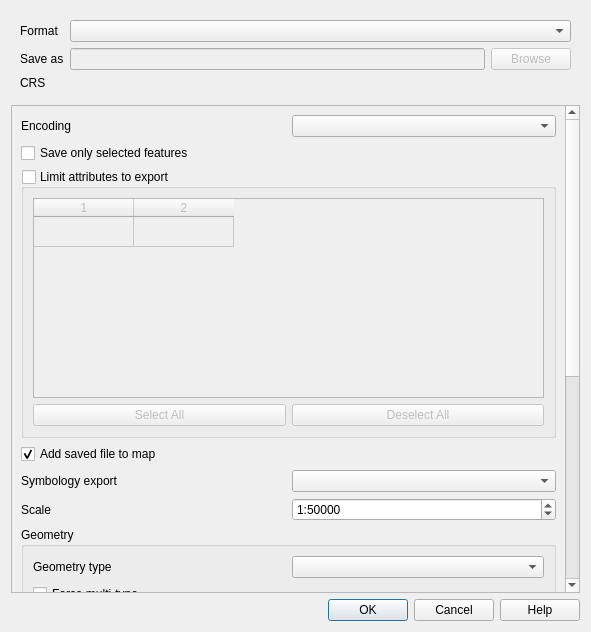
qgis/QGIS, file src/ui/qgsvectorlayersaveasdialogbase.ui: the form before one commit.
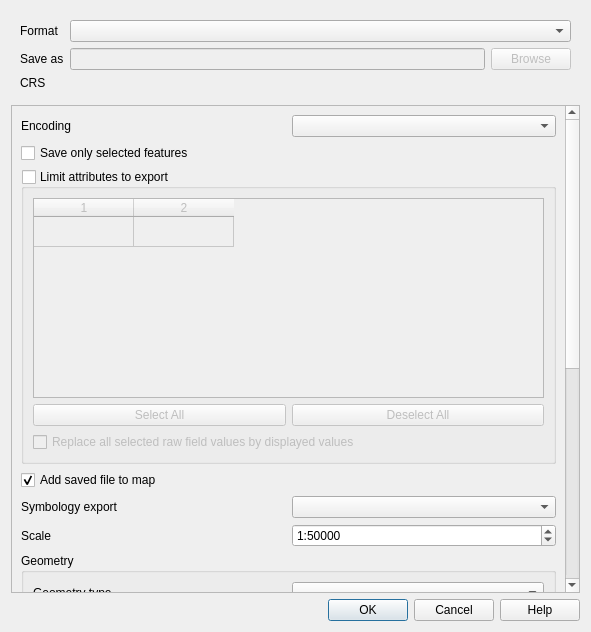
The form after the commit. Custom widgets are drawn as their Qt base class.

Commit message: QgsVectorLayerSaveAsDialog: add checkboxes to decide which fields should be exported with their displayed values, and bind it in QgisApp with QgsVectorFileWriter

Patch:
```diff
--- a/src/ui/qgsvectorlayersaveasdialogbase.ui
+++ b/src/ui/qgsvectorlayersaveasdialogbase.ui
@@ -89,9 +89,9 @@
       <property name="geometry">
        <rect>
         <x>0</x>
-        <y>-427</y>
-        <width>555</width>
-        <height>899</height>
+        <y>0</y>
+        <width>550</width>
+        <height>953</height>
        </rect>
       </property>
       <layout class="QVBoxLayout" name="verticalLayout">
@@ -174,6 +174,13 @@
             </item>
            </layout>
           </item>
+          <item>
+           <widget class="QCheckBox" name="mReplaceRawFieldValues">
+            <property name="text">
+             <string>Replace all selected raw field values by displayed values</string>
+            </property>
+           </widget>
+          </item>
          </layout>
         </widget>
        </item>
```
The commit also changes 5 other files.
